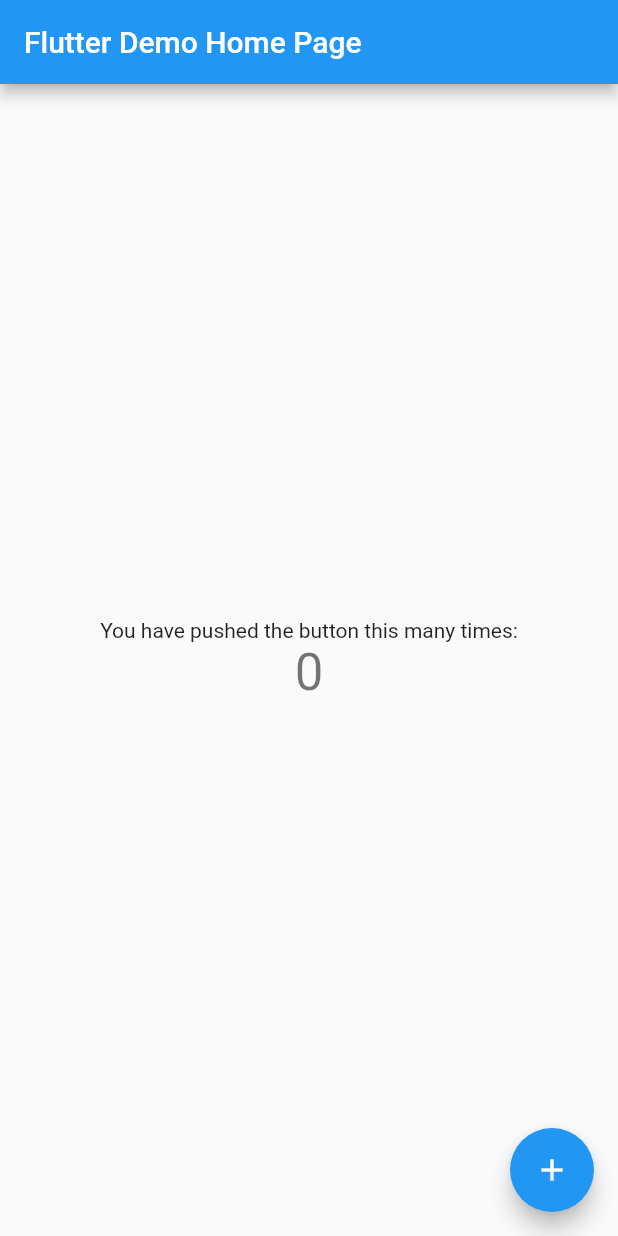
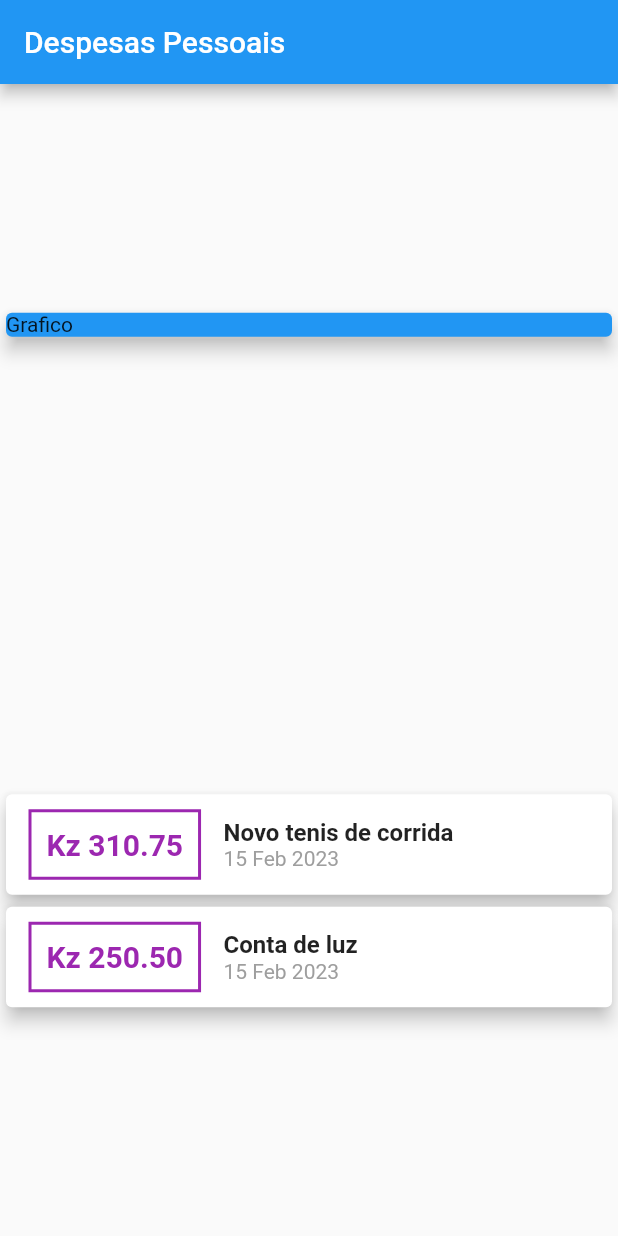
Before and after one commit to CesaltinoFelix/flutter_expenses_app, a Flutter app: the screen it shows after launch, on a phone screen of 412 x 824 dp. Run offline on Flutter 3.47's test engine with Material 2 defaults, Android fonts, the phone set to English and light mode, and no system bars.

Commit message:
update feactures

```diff
--- a/lib/main.dart
+++ b/lib/main.dart
@@ -1,115 +1,91 @@
 import 'package:flutter/material.dart';
+import './models/transaction.dart';
+import 'package:intl/intl.dart';
 
-void main() {
-  runApp(const MyApp());
+main() {
+  runApp(ExpensesApp());
 }
 
-class MyApp extends StatelessWidget {
-  const MyApp({super.key});
+class ExpensesApp extends StatelessWidget {
+  const ExpensesApp({super.key});
 
-  // This widget is the root of your application.
   @override
   Widget build(BuildContext context) {
     return MaterialApp(
-      title: 'Flutter Demo',
-      theme: ThemeData(
-        // This is the theme of your application.
-        //
-        // Try running your application with "flutter run". You'll see the
-        // application has a blue toolbar. Then, without quitting the app, try
-        // changing the primarySwatch below to Colors.green and then invoke
-        // "hot reload" (press "r" in the console where you ran "flutter run",
-        // or simply save your changes to "hot reload" in a Flutter IDE).
-        // Notice that the counter didn't reset back to zero; the application
-        // is not restarted.
-        primarySwatch: Colors.blue,
-      ),
-      home: const MyHomePage(title: 'Flutter Demo Home Page'),
+      debugShowCheckedModeBanner: false,
+      home: MyHomePage(),
     );
   }
 }
 
-class MyHomePage extends StatefulWidget {
-  const MyHomePage({super.key, required this.title});
-
-  // This widget is the home page of your application. It is stateful, meaning
-  // that it has a State object (defined below) that contains fields that affect
-  // how it looks.
-
-  // This class is the configuration for the state. It holds the values (in this
-  // case the title) provided by the parent (in this case the App widget) and
-  // used by the build method of the State. Fields in a Widget subclass are
-  // always marked "final".
-
-  final String title;
-
-  @override
-  State<MyHomePage> createState() => _MyHomePageState();
-}
-
-class _MyHomePageState extends State<MyHomePage> {
-  int _counter = 0;
-
-  void _incrementCounter() {
-    setState(() {
-      // This call to setState tells the Flutter framework that something has
-      // changed in this State, which causes it to rerun the build method below
-      // so that the display can reflect the updated values. If we changed
-      // _counter without calling setState(), then the build method would not be
-      // called again, and so nothing would appear to happen.
-      _counter++;
-    });
-  }
-
+class MyHomePage extends StatelessWidget {
+  MyHomePage({super.key});
+  final _transactions = [
+    Transaction(
+        id: 't1',
+        title: 'Novo tenis de corrida',
+        value: 310.75,
+        date: DateTime.now()),
+    Transaction(
+        id: 't2', title: 'Conta de luz', value: 250.5, date: DateTime.now()),
+  ];
   @override
   Widget build(BuildContext context) {
-    // This method is rerun every time setState is called, for instance as done
-    // by the _incrementCounter method above.
-    //
-    // The Flutter framework has been optimized to make rerunning build methods
-    // fast, so that you can just rebuild anything that needs updating rather
-    // than having to individually change instances of widgets.
     return Scaffold(
-      appBar: AppBar(
-        // Here we take the value from the MyHomePage object that was created by
-        // the App.build method, and use it to set our appbar title.
-        title: Text(widget.title),
+      appBar: AppBar(title: Text('Despesas Pessoais')),
+      body: Column(
+        mainAxisAlignment: MainAxisAlignment.spaceAround,
+        crossAxisAlignment: CrossAxisAlignment.stretch,
+        children: [
+          Container(
+            child: Card(
+              child: Text('Grafico'),
+              elevation: 5,
+              color: Colors.blue,
+            ),
+          ),
+          Column(
+              children: _transactions.map((tr) {
+            return Card(
+              child: Row(
+                children: [
+                  Container(
+                    margin: EdgeInsets.symmetric(horizontal: 15, vertical: 10),
+                    decoration: BoxDecoration(
+                        border: Border.all(
+                      color: Colors.purple,
+                      width: 2,
+                    )),
+                    padding: EdgeInsets.all(10),
+                    child: Text(
+                      'Kz ${tr.value!.toStringAsFixed(2)}',
+                      style: TextStyle(
+                          fontWeight: FontWeight.bold,
+                          fontSize: 20,
+                          color: Colors.purple),
+                    ),
+                  ),
+                  Column(
+                    crossAxisAlignment: CrossAxisAlignment.start,
+                    children: [
+                      Text(
+                        tr.title.toString(),
+                        style: TextStyle(
+                            fontSize: 16, fontWeight: FontWeight.bold),
+                      ),
+                      Text(
+                        DateFormat('d MMM y').format(tr.date!),
+                        style: TextStyle(color: Colors.grey),
+                      )
+                    ],
+                  )
+                ],
+              ),
+              elevation: 5,
+            );
+          }).toList())
+        ],
       ),
-      body: Center(
-        // Center is a layout widget. It takes a single child and positions it
-        // in the middle of the parent.
-        child: Column(
-          // Column is also a layout widget. It takes a list of children and
-          // arranges them vertically. By default, it sizes itself to fit its
-          // children horizontally, and tries to be as tall as its parent.
-          //
-          // Invoke "debug painting" (press "p" in the console, choose the
-          // "Toggle Debug Paint" action from the Flutter Inspector in Android
-          // Studio, or the "Toggle Debug Paint" command in Visual Studio Code)
-          // to see the wireframe for each widget.
-          //
-          // Column has various properties to control how it sizes itself and
-          // how it positions its children. Here we use mainAxisAlignment to
-          // center the children vertically; the main axis here is the vertical
-          // axis because Columns are vertical (the cross axis would be
-          // horizontal).
-          mainAxisAlignment: MainAxisAlignment.center,
-          children: <Widget>[
-            const Text(
-              'You have pushed the button this many times:',
-            ),
-            Text(
-              '$_counter',
-              style: Theme.of(context).textTheme.headline4,
-            ),
-          ],
-        ),
-      ),
-      floatingActionButton: FloatingActionButton(
-        onPressed: _incrementCounter,
-        tooltip: 'Increment',
-        child: const Icon(Icons.add),
-      ), // This trailing comma makes auto-formatting nicer for build methods.
     );
   }
 }
--- /dev/null
+++ b/lib/models/transaction.dart
@@ -0,0 +1,11 @@
+class Transaction {
+  final String? id;
+  final String? title;
+  final double? value;
+  final DateTime? date;
+  Transaction(
+      {required this.id,
+      required this.title,
+      required this.value,
+      required this.date});
+}
--- a/pubspec.yaml
+++ b/pubspec.yaml
@@ -36,6 +36,7 @@ dependencies:
   # The following adds the Cupertino Icons font to your application.
   # Use with the CupertinoIcons class for iOS style icons.
   cupertino_icons: ^1.0.2
+  intl: ^0.18.0
 
 dev_dependencies:
   flutter_test:
```
Also changed, not shown: pubspec.lock, 1 other file.
